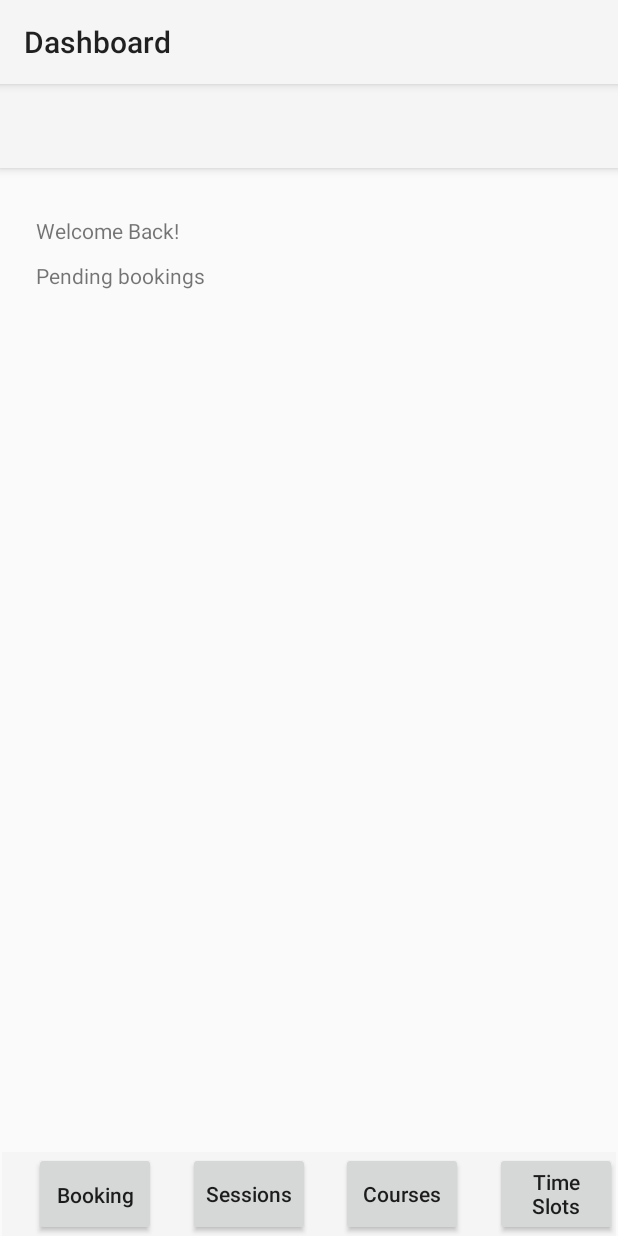
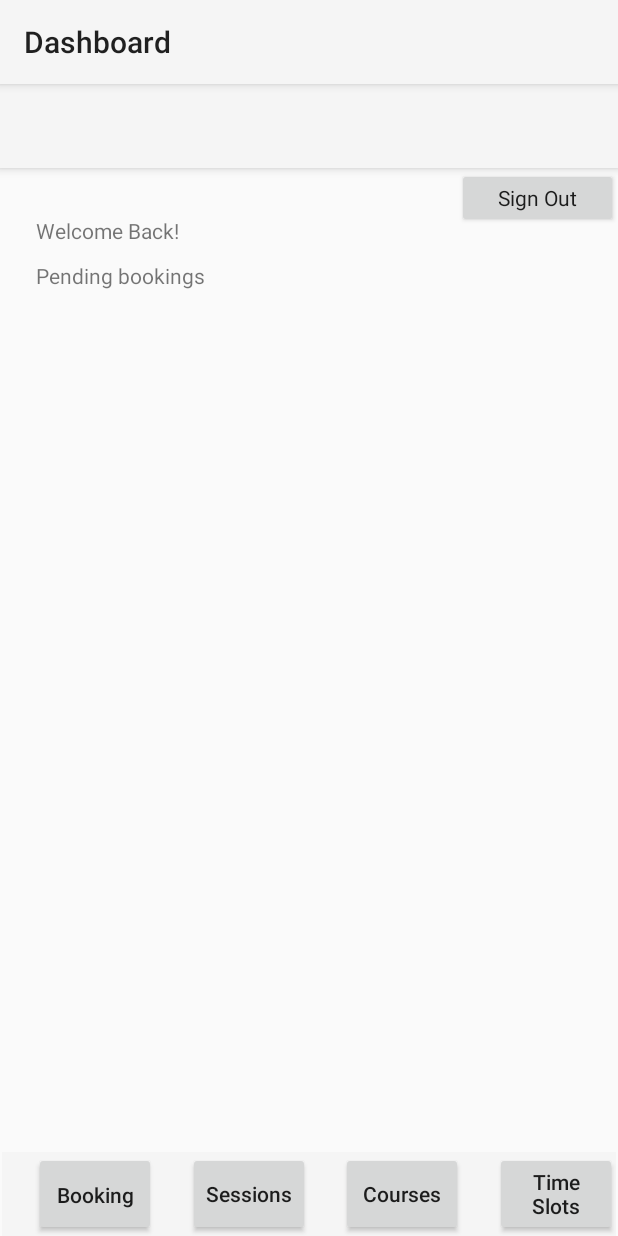
Before and after one commit to archarbar/Tutoring-Application-Website, an Android app: the BookingsActivity screen opened directly, with no data from a screen before it, on a phone screen of 412 x 824 dp. Run offline under Robolectric (Android 15) with nearby library versions, the light colour scheme and no system bars; libraries missing offline, so code that uses them is left out: com.loopj.android, cz.msebera.android; 1 statement that could not run was skipped.

Commit message:
Implemented signout button

```diff
--- a/app/src/main/java/ca/mcgill/ecse321/tutor/BookingsActivity.java
+++ b/app/src/main/java/ca/mcgill/ecse321/tutor/BookingsActivity.java
@@ -128,6 +128,15 @@ public class BookingsActivity extends AppCompatActivity {
             @Override
             public void onClick(View v) {
                 openTimeSlotsPage(tutorId);
+            }
+        });
+
+        // Determine what to do when signOutButton is pressed.
+        final Button signOutButton = findViewById(R.id.signOutButton);
+        signOutButton.setOnClickListener(new View.OnClickListener() {
+            @Override
+            public void onClick(View v) {
+                signOut();
             }
         });
 
@@ -308,6 +317,14 @@ public class BookingsActivity extends AppCompatActivity {
     }
 
     /**
+     * Method that signs out and returns to the login page.
+     */
+    private void signOut() {
+        Intent mainIntent = new Intent(this, LoginActivity.class);
+        startActivity(mainIntent);
+    }
+
+    /**
      * Method to accept a booking
      * Refreshes a list of bookings after accepting.
      *
--- a/app/src/main/res/layout/activity_booking.xml
+++ b/app/src/main/res/layout/activity_booking.xml
@@ -160,6 +160,15 @@
             </HorizontalScrollView>
         </ScrollView>
 
+        <Button
+            android:id="@+id/signOutButton"
+            android:layout_width="107dp"
+            android:layout_height="40dp"
+            android:text="Sign Out"
+            android:textAppearance="@style/TextAppearance.AppCompat.Body1"
+            app:layout_constraintEnd_toEndOf="parent"
+            app:layout_constraintTop_toTopOf="parent" />
+
     </androidx.constraintlayout.widget.ConstraintLayout>
 
 </androidx.coordinatorlayout.widget.CoordinatorLayout>
```
